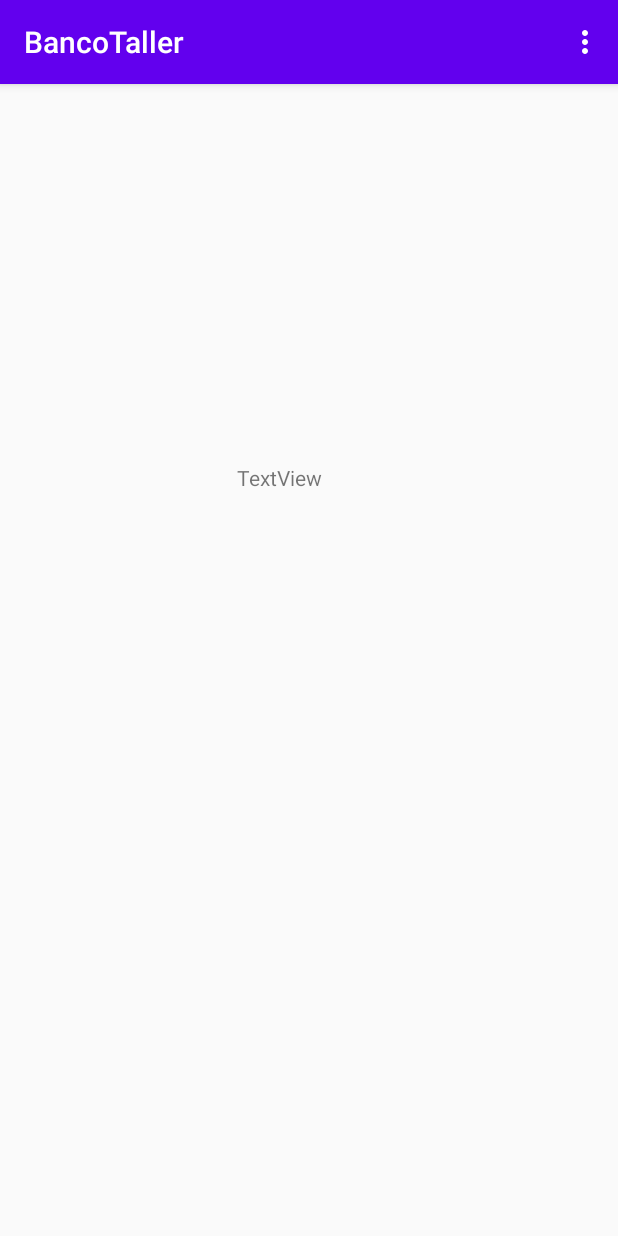
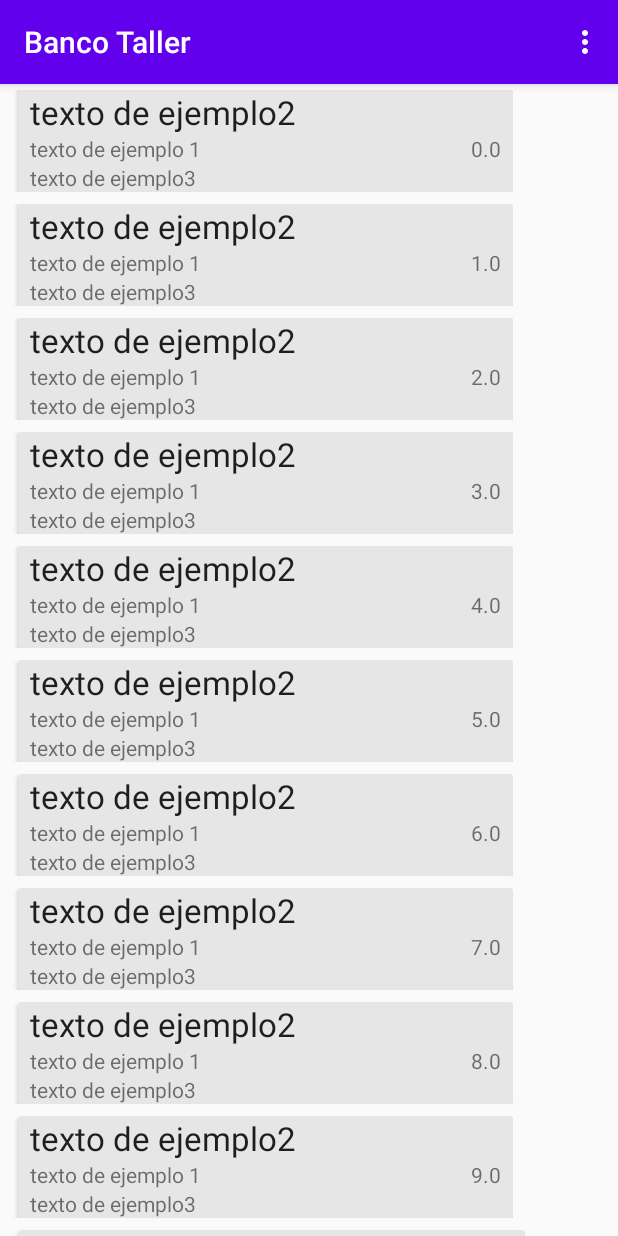
Before and after one commit to gago852/BancoTaller, an Android app: the screen it shows after launch (MainActivity), on a phone screen of 412 x 824 dp. Run offline under Robolectric (Android 15) with nearby library versions, the phone set to English and light mode, and no system bars.

Commit message:
implementado recyclerview con adaptador y la clase cuenta
Signed-off-by: Gabriel Gomez <gago.852@outlook.com>

```diff
--- a/app/build.gradle
+++ b/app/build.gradle
@@ -31,7 +31,7 @@ dependencies {
     implementation 'androidx.constraintlayout:constraintlayout:1.1.3'
     implementation 'androidx.navigation:navigation-fragment:2.2.1'
     implementation 'androidx.navigation:navigation-ui:2.2.1'
-    testImplementation 'junit:junit:4.12'
+    testImplementation 'junit:junit:4.13'
     androidTestImplementation 'androidx.test.ext:junit:1.1.1'
     androidTestImplementation 'androidx.test.espresso:espresso-core:3.2.0'
 }
--- a/app/src/main/AndroidManifest.xml
+++ b/app/src/main/AndroidManifest.xml
@@ -9,6 +9,7 @@
         android:roundIcon="@mipmap/ic_launcher_round"
         android:supportsRtl="true"
         android:theme="@style/AppTheme">
+        <activity android:name=".AgregarCuentaActivity"></activity>
         <activity
             android:name=".MainActivity"
             android:label="@string/app_name"
--- /dev/null
+++ b/app/src/main/java/com/gago/bancotaller/AgregarCuentaActivity.java
@@ -0,0 +1,14 @@
+package com.gago.bancotaller;
+
+import androidx.appcompat.app.AppCompatActivity;
+
+import android.os.Bundle;
+
+public class AgregarCuentaActivity extends AppCompatActivity {
+
+    @Override
+    protected void onCreate(Bundle savedInstanceState) {
+        super.onCreate(savedInstanceState);
+        setContentView(R.layout.activity_agregar_cuenta);
+    }
+}
--- /dev/null
+++ b/app/src/main/java/com/gago/bancotaller/Cuenta.java
@@ -0,0 +1,95 @@
+package com.gago.bancotaller;
+
+import android.os.Parcel;
+import android.os.Parcelable;
+
+import androidx.annotation.NonNull;
+
+public class Cuenta implements Parcelable {
+    private String nroCuenta;
+    private String nombreCliente;
+    private String tipoCuenta;
+    private double saldo;
+
+    public Cuenta(String nroCuenta, String nombreCliente, String tipoCuenta, double saldo) {
+        this.nroCuenta = nroCuenta;
+        this.nombreCliente = nombreCliente;
+        this.tipoCuenta = tipoCuenta;
+        this.saldo = saldo;
+    }
+
+    protected Cuenta(Parcel in) {
+        nroCuenta = in.readString();
+        nombreCliente = in.readString();
+        tipoCuenta = in.readString();
+        saldo = in.readDouble();
+    }
+
+    public static final Creator<Cuenta> CREATOR = new Creator<Cuenta>() {
+        @Override
+        public Cuenta createFromParcel(Parcel in) {
+            return new Cuenta(in);
+        }
+
+        @Override
+        public Cuenta[] newArray(int size) {
+            return new Cuenta[size];
+        }
+    };
+
+    public String getNroCuenta() {
+        return nroCuenta;
+    }
+
+    public void setNroCuenta(String nroCuenta) {
+        this.nroCuenta = nroCuenta;
+    }
+
+    public String getNombreCliente() {
+        return nombreCliente;
+    }
+
+    public void setNombreCliente(String nombreCliente) {
+        this.nombreCliente = nombreCliente;
+    }
+
+    public String getTipoCuenta() {
+        return tipoCuenta;
+    }
+
+    public void setTipoCuenta(String tipoCuenta) {
+        this.tipoCuenta = tipoCuenta;
+    }
+
+    public double getSaldo() {
+        return saldo;
+    }
+
+    public void setSaldo(double saldo) {
+        this.saldo = saldo;
+    }
+
+    @Override
+    public int describeContents() {
+        return 0;
+    }
+
+    @Override
+    public void writeToParcel(Parcel dest, int flags) {
+        dest.writeString(nroCuenta);
+        dest.writeString(nombreCliente);
+        dest.writeString(tipoCuenta);
+        dest.writeDouble(saldo);
+    }
+
+    @NonNull
+    @Override
+    public String toString() {
+        return "Estudiante{" +
+                "numero de cuenta='" + nroCuenta + '\'' +
+                ", nombre='" + nombreCliente + '\'' +
+                ", tipo de cuenta='" + tipoCuenta + '\'' +
+                ", saldo='" + saldo + '\''+
+                '}';
+    }
+}
--- /dev/null
+++ b/app/src/main/java/com/gago/bancotaller/CuentaAdapter.java
@@ -0,0 +1,54 @@
+package com.gago.bancotaller;
+
+import android.view.LayoutInflater;
+import android.view.View;
+import android.view.ViewGroup;
+import android.widget.TextView;
+
+import androidx.annotation.NonNull;
+import androidx.recyclerview.widget.RecyclerView;
+
+import java.util.ArrayList;
+
+public class CuentaAdapter extends RecyclerView.Adapter<CuentaAdapter.ViewHolderCuenta> {
+
+    ArrayList<Cuenta> lista;
+
+    public CuentaAdapter(ArrayList<Cuenta> lista) {
+        this.lista = lista;
+    }
+
+    @NonNull
+    @Override
+    public ViewHolderCuenta onCreateViewHolder(@NonNull ViewGroup parent, int viewType) {
+        View view = LayoutInflater.from(parent.getContext()).inflate(R.layout.lista_layout, null, false);
+        return new ViewHolderCuenta(view);
+    }
+
+    @Override
+    public void onBindViewHolder(@NonNull ViewHolderCuenta holder, int position) {
+        holder.txtNombre.setText(lista.get(position).getNombreCliente());
+        holder.txtNroCuenta.setText(lista.get(position).getNroCuenta());
+        holder.txtTipoCuenta.setText(lista.get(position).getTipoCuenta());
+        holder.txtSaldo.setText(String.valueOf(lista.get(position).getSaldo()));
+    }
+
+    @Override
+    public int getItemCount() {
+        return lista.size();
+    }
+
+
+    public class ViewHolderCuenta extends RecyclerView.ViewHolder {
+
+        TextView txtNombre, txtTipoCuenta, txtSaldo, txtNroCuenta;
+
+        public ViewHolderCuenta(@NonNull View itemView) {
+            super(itemView);
+            txtNombre = itemView.findViewById(R.id.txtNombre);
+            txtNroCuenta = itemView.findViewById(R.id.txtNroCuenta);
+            txtTipoCuenta = itemView.findViewById(R.id.txtTipoCuenta);
+            txtSaldo = itemView.findViewById(R.id.txtSaldo);
+        }
+    }
+}
--- a/app/src/main/java/com/gago/bancotaller/MainActivity.java
+++ b/app/src/main/java/com/gago/bancotaller/MainActivity.java
@@ -7,12 +7,20 @@ import com.google.android.material.snackbar.Snackbar;
 
 import androidx.appcompat.app.AppCompatActivity;
 import androidx.appcompat.widget.Toolbar;
+import androidx.recyclerview.widget.LinearLayoutManager;
+import androidx.recyclerview.widget.RecyclerView;
 
 import android.view.View;
 import android.view.Menu;
 import android.view.MenuItem;
+import android.widget.Toast;
+
+import java.util.ArrayList;
 
 public class MainActivity extends AppCompatActivity {
+
+    RecyclerView rcCuentas;
+    ArrayList<Cuenta> listaCuentas;
 
     @Override
     protected void onCreate(Bundle savedInstanceState) {
@@ -20,6 +28,23 @@ public class MainActivity extends AppCompatActivity {
         setContentView(R.layout.activity_main);
         Toolbar toolbar = findViewById(R.id.toolbar);
         setSupportActionBar(toolbar);
+
+        rcCuentas= findViewById(R.id.rcCuentas);
+
+        listaCuentas=new ArrayList<>();
+        rcCuentas.setLayoutManager(new LinearLayoutManager(this));
+
+        if (listaCuentas.isEmpty()){
+            ArrayList<Cuenta> listaVacia=new ArrayList<>();
+            for (int i=0; i<15;i++){
+                listaVacia.add(new Cuenta("texto de ejemplo 1","texto de ejemplo2","texto de ejemplo3",i));
+            }
+            CuentaAdapter cuentaAdapterVacia=new CuentaAdapter(listaVacia);
+            rcCuentas.setAdapter(cuentaAdapterVacia);
+        }else{
+            Toast.makeText(getApplicationContext(),"aqui va si existe algo",Toast.LENGTH_SHORT).show();
+        }
+
 
 
     }
@@ -39,9 +64,13 @@ public class MainActivity extends AppCompatActivity {
         int id = item.getItemId();
 
         //noinspection SimplifiableIfStatement
-        if (id == R.id.action_settings) {
+        if (id == R.id.action_filtrar_usuario) {
             return true;
         }
+        if (id == R.id.action_saldo){
+            return true;
+        }
+
 
         return super.onOptionsItemSelected(item);
     }
--- /dev/null
+++ b/app/src/main/res/layout/activity_agregar_cuenta.xml
@@ -0,0 +1,9 @@
+<?xml version="1.0" encoding="utf-8"?>
+<androidx.constraintlayout.widget.ConstraintLayout xmlns:android="http://schemas.android.com/apk/res/android"
+    xmlns:app="http://schemas.android.com/apk/res-auto"
+    xmlns:tools="http://schemas.android.com/tools"
+    android:layout_width="match_parent"
+    android:layout_height="match_parent"
+    tools:context=".AgregarCuentaActivity">
+
+</androidx.constraintlayout.widget.ConstraintLayout>
--- a/app/src/main/res/layout/content_main.xml
+++ b/app/src/main/res/layout/content_main.xml
@@ -6,15 +6,10 @@
     android:layout_height="match_parent"
     app:layout_behavior="@string/appbar_scrolling_view_behavior">
 
-    <TextView
-        android:id="@+id/textView"
-        android:layout_width="wrap_content"
-        android:layout_height="wrap_content"
-        android:layout_marginStart="156dp"
-        android:layout_marginTop="234dp"
-        android:layout_marginEnd="196dp"
-        android:layout_marginBottom="478dp"
-        android:text="TextView"
+    <androidx.recyclerview.widget.RecyclerView
+        android:id="@+id/rcCuentas"
+        android:layout_width="0dp"
+        android:layout_height="0dp"
         app:layout_constraintBottom_toBottomOf="parent"
         app:layout_constraintEnd_toEndOf="parent"
         app:layout_constraintStart_toStartOf="parent"
--- /dev/null
+++ b/app/src/main/res/layout/lista_layout.xml
@@ -0,0 +1,68 @@
+<androidx.constraintlayout.widget.ConstraintLayout xmlns:android="http://schemas.android.com/apk/res/android"
+    xmlns:app="http://schemas.android.com/apk/res-auto"
+    xmlns:tools="http://schemas.android.com/tools"
+    android:layout_width="match_parent"
+    android:layout_height="wrap_content"
+    android:padding="4dp">
+
+    <androidx.cardview.widget.CardView
+        android:layout_width="match_parent"
+        android:layout_height="wrap_content"
+        android:layout_marginStart="8dp"
+        app:cardBackgroundColor="#E6E6E6"
+        app:layout_constraintEnd_toEndOf="parent"
+        app:layout_constraintStart_toStartOf="parent"
+        app:layout_constraintTop_toTopOf="parent">
+
+        <androidx.constraintlayout.widget.ConstraintLayout
+            android:layout_width="match_parent"
+            android:layout_height="match_parent">
+
+            <androidx.constraintlayout.widget.Guideline
+                android:id="@+id/guideline2"
+                android:layout_width="wrap_content"
+                android:layout_height="wrap_content"
+                android:orientation="vertical"
+                app:layout_constraintGuide_begin="302dp" />
+
+            <TextView
+                android:id="@+id/txtNombre"
+                android:layout_width="wrap_content"
+                android:layout_height="wrap_content"
+                android:layout_marginStart="8dp"
+                android:text="TextView"
+                android:textAppearance="@style/TextAppearance.AppCompat.Large"
+                app:layout_constraintStart_toStartOf="parent"
+                app:layout_constraintTop_toTopOf="parent" />
+
+            <TextView
+                android:id="@+id/txtNroCuenta"
+                android:layout_width="wrap_content"
+                android:layout_height="wrap_content"
+                android:text="TextView"
+                app:layout_constraintStart_toStartOf="@+id/txtNombre"
+                app:layout_constraintTop_toBottomOf="@+id/txtNombre" />
+
+            <TextView
+                android:id="@+id/txtTipoCuenta"
+                android:layout_width="wrap_content"
+                android:layout_height="wrap_content"
+                android:text="TextView"
+                app:layout_constraintStart_toStartOf="@+id/txtNroCuenta"
+                app:layout_constraintTop_toBottomOf="@+id/txtNroCuenta" />
+
+            <TextView
+                android:id="@+id/txtSaldo"
+                android:layout_width="wrap_content"
+                android:layout_height="wrap_content"
+                android:layout_marginEnd="8dp"
+                android:text="TextView"
+                app:layout_constraintBaseline_toBaselineOf="@+id/txtNroCuenta"
+                app:layout_constraintEnd_toEndOf="parent"
+                app:layout_constraintHorizontal_bias="0.49"
+                app:layout_constraintStart_toStartOf="@+id/guideline2" />
+
+        </androidx.constraintlayout.widget.ConstraintLayout>
+    </androidx.cardview.widget.CardView>
+
+</androidx.constraintlayout.widget.ConstraintLayout>
--- a/app/src/main/res/menu/menu_main.xml
+++ b/app/src/main/res/menu/menu_main.xml
@@ -3,8 +3,13 @@
     xmlns:tools="http://schemas.android.com/tools"
     tools:context="com.gago.bancotaller.MainActivity">
     <item
-        android:id="@+id/action_settings"
+        android:id="@+id/action_filtrar_usuario"
         android:orderInCategory="100"
-        android:title="@string/action_settings"
+        android:title="@string/action_filtrar_usuario"
+        app:showAsAction="never" />
+    <item
+        android:id="@+id/action_saldo"
+        android:orderInCategory="100"
+        android:title="@string/action_saldo"
         app:showAsAction="never" />
 </menu>
--- a/app/src/main/res/values/strings.xml
+++ b/app/src/main/res/values/strings.xml
@@ -1,6 +1,8 @@
 <resources>
-    <string name="app_name">BancoTaller</string>
-    <string name="action_settings">Settings</string>
+    <string name="app_name">Banco Taller</string>
+    <string name="action_saldo">Organizar por saldos</string>
+    <string name="action_filtrar_usuario">Filtrar por nombres</string>
+
     <!-- Strings used for fragments for navigation -->
     <string name="first_fragment_label">First Fragment</string>
     <string name="second_fragment_label">Second Fragment</string>
```
Also changed, not shown: 1 other file.
